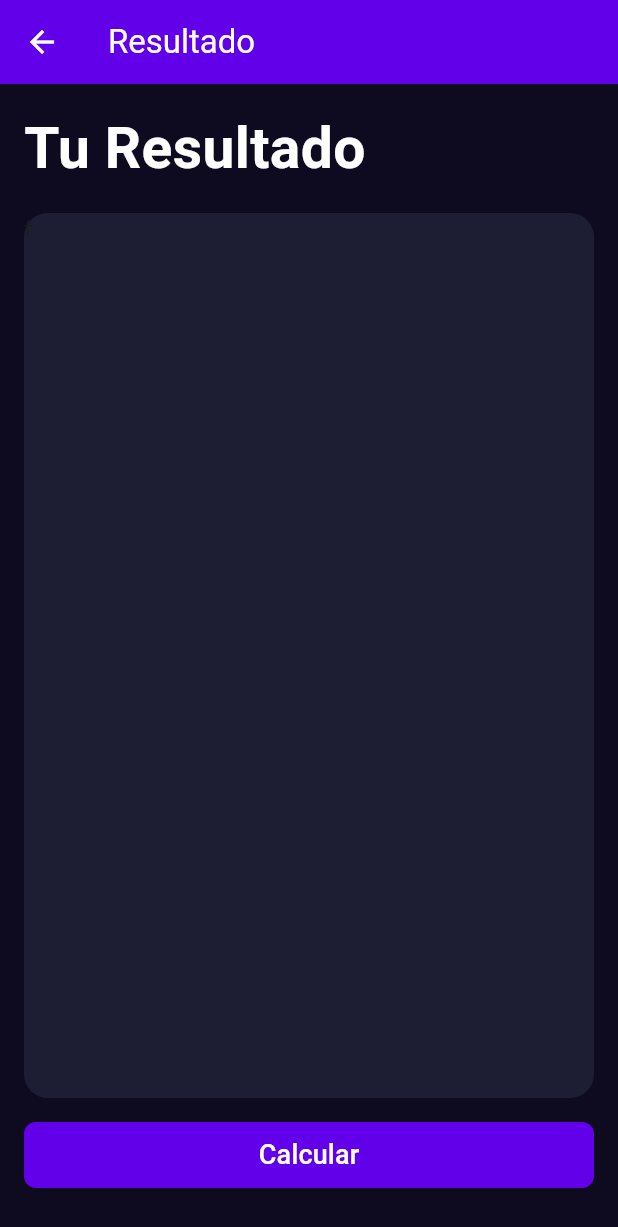
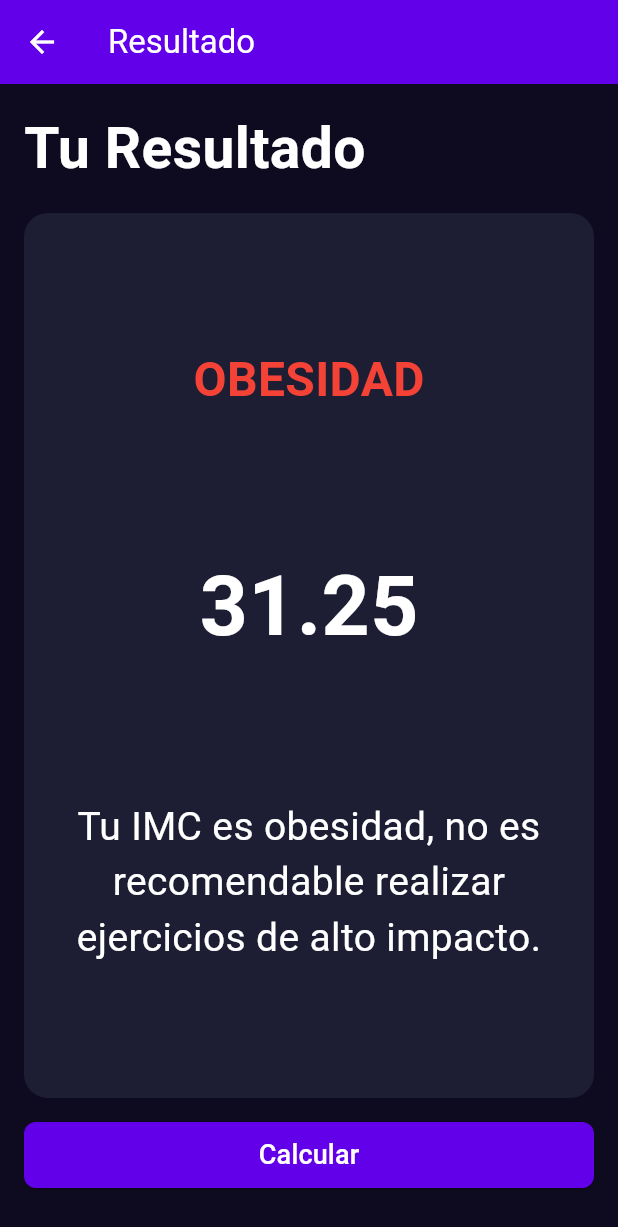
Before and after one commit to igrisdev/flutter_application_2, a Flutter app: the screen it shows after launch, after a tap on "Calcular", on a phone screen of 412 x 824 dp. Shown: the top 1227 px of the screen. Run offline on Flutter 3.47's test engine with Material 3 defaults, Android fonts, the phone set to English and light mode, and no system bars.

Commit message:
Enhance ImcResultScreen to calculate and display IMC results with title and description based on weight categories.

```diff
--- a/lib/screens/imc_result_screen.dart
+++ b/lib/screens/imc_result_screen.dart
@@ -23,6 +23,9 @@ class ImcResultScreen extends StatelessWidget {
   }
 
   Padding bodyResult(context) {
+    double fixedHeight = height / 100;
+    double imcResult = weight / (fixedHeight * fixedHeight);
+
     return Padding(
       padding: const EdgeInsets.all(16),
       child: Column(
@@ -36,7 +39,6 @@ class ImcResultScreen extends StatelessWidget {
               color: Colors.white,
             ),
           ),
-
           Expanded(
             child: Padding(
               padding: const EdgeInsets.only(top: 16, bottom: 16),
@@ -46,7 +48,39 @@ class ImcResultScreen extends StatelessWidget {
                   color: AppColors.backgroundComponent,
                   borderRadius: BorderRadius.circular(16),
                 ),
-                child: Text("f"),
+                child: Column(
+                  mainAxisAlignment: MainAxisAlignment.spaceEvenly,
+                  children: [
+                    Text(
+                      getTitleByWeight(imcResult).toUpperCase(),
+                      style: TextStyle(
+                        fontSize: 32,
+                        fontWeight: FontWeight.w600,
+                        color: getColorByWeight(imcResult),
+                      ),
+                    ),
+                    Text(
+                      imcResult.toStringAsFixed(2),
+                      style: TextStyle(
+                        fontSize: 56,
+                        color: Colors.white,
+                        fontWeight: FontWeight.bold,
+                      ),
+                    ),
+                    Padding(
+                      padding: const EdgeInsets.only(left: 8, right: 8),
+                      child: Text(
+                        getDescriptionByWeight(imcResult),
+                        style: TextStyle(
+                          color: Colors.white,
+                          fontWeight: FontWeight.w400,
+                          fontSize: 26,
+                        ),
+                        textAlign: TextAlign.center,
+                      ),
+                    ),
+                  ],
+                ),
               ),
             ),
           ),
@@ -91,4 +125,34 @@ class ImcResultScreen extends StatelessWidget {
       foregroundColor: Colors.white,
     );
   }
+
+  Color getColorByWeight(double imcResult) {
+    return switch (imcResult) {
+      < 18.5 => Colors.blue, // IMC Bajo
+      < 24.9 => Colors.green, // IMC Normal
+      < 29.9 => Colors.orange, // Sobrepeso
+      _ => Colors.red, // Obesidad
+    };
+  }
+
+  String getTitleByWeight(double imcResult) {
+    return switch (imcResult) {
+      < 18.5 => "Imc Bajo",
+      < 24.9 => "Imc Normal",
+      < 29.9 => "Sobrepeso",
+      _ => "Obesidad",
+    };
+  }
+
+  String getDescriptionByWeight(double imcResult) {
+    return switch (imcResult) {
+      < 18.5 =>
+        "Tu IMC es bajo, no es recomendable realizar ejercicios de alto impacto.",
+      < 24.9 => "Tu IMC es normal, puedes realizar ejercicios de alto impacto.",
+      < 29.9 =>
+        "Tu IMC es sobrepeso, puedes realizar ejercicios de alto impacto.",
+      _ =>
+        "Tu IMC es obesidad, no es recomendable realizar ejercicios de alto impacto.",
+    };
+  }
 }
```
